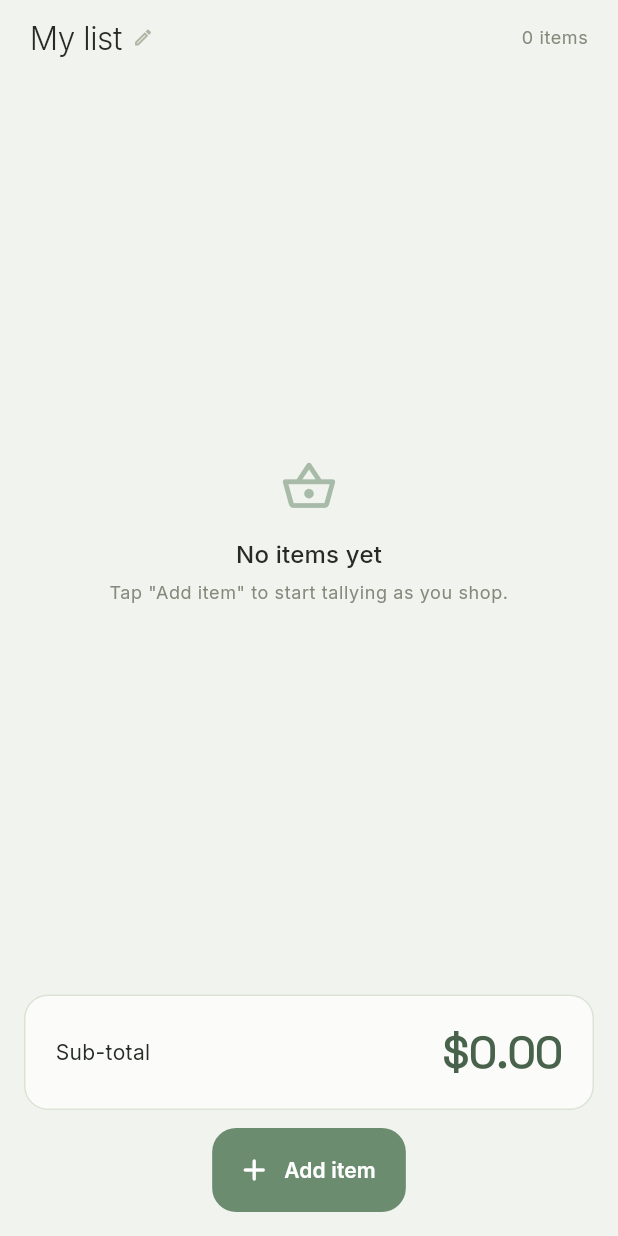
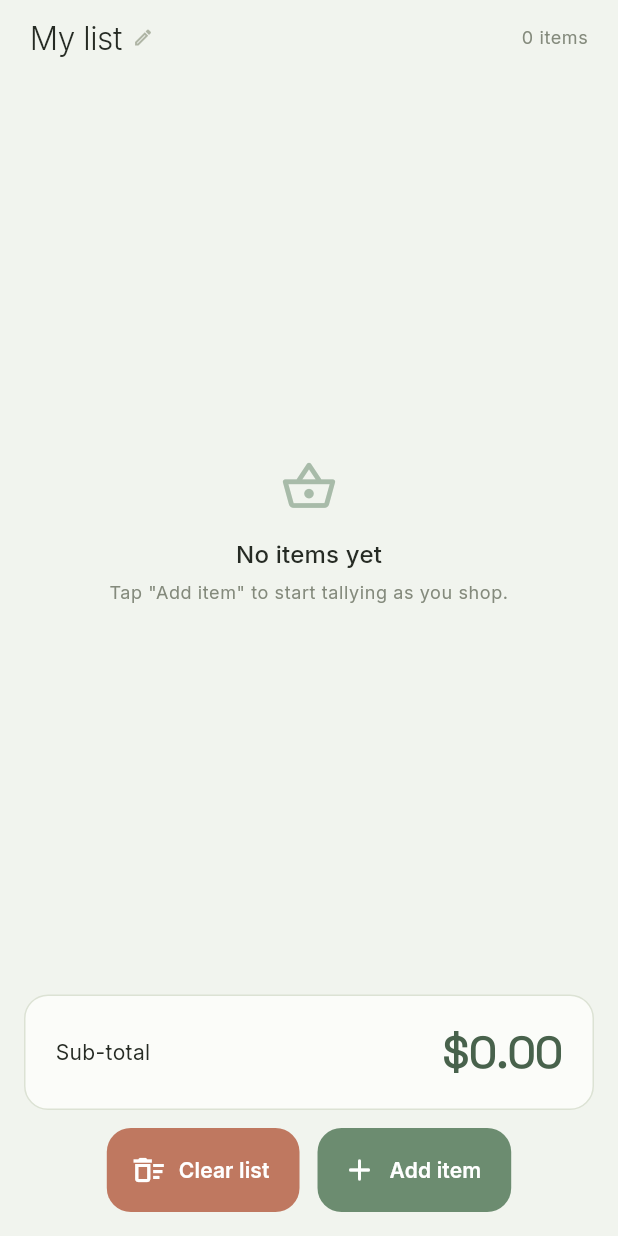
Before and after one commit to rricks4/PreReceipt, a Flutter app: the screen it shows after launch, on a phone screen of 412 x 824 dp. Run offline on Flutter 3.47's test engine with Material 3 defaults, Android fonts, the phone set to English and light mode, and no system bars; our stand-ins replace google_fonts.

Commit message:
clear list func
added clear list and deletion functionality

```diff
--- a/lib/widgets/expense_list.dart
+++ b/lib/widgets/expense_list.dart
@@ -42,6 +42,10 @@ class _ExpenseListState extends State<ExpenseList> {
 
   void _removeItem(ExpenseItem item) {
     setState(() => _items.remove(item));
+  }
+
+  void _clearList() {
+    setState(_items.clear);
   }
 
   Future<void> _editTitle() async {
@@ -140,12 +144,27 @@ class _ExpenseListState extends State<ExpenseList> {
           ],
         ),
       ),
-      floatingActionButton: FloatingActionButton.extended(
-        onPressed: _addItem,
-        backgroundColor: AppColors.sage,
-        foregroundColor: Colors.white,
-        icon: const Icon(Icons.add_rounded),
-        label: const Text('Add item'),
+      floatingActionButton: Row(
+        mainAxisSize: MainAxisSize.min,
+        children: [
+          FloatingActionButton.extended(
+            heroTag: 'clear-list',
+            onPressed: _clearList,
+            backgroundColor: AppColors.terracotta,
+            foregroundColor: Colors.white,
+            icon: const Icon(Icons.delete_sweep_outlined),
+            label: const Text('Clear list'),
+          ),
+          const SizedBox(width: 12),
+          FloatingActionButton.extended(
+            heroTag: 'add-item',
+            onPressed: _addItem,
+            backgroundColor: AppColors.sage,
+            foregroundColor: Colors.white,
+            icon: const Icon(Icons.add_rounded),
+            label: const Text('Add item'),
+          ),
+        ],
       ),
       floatingActionButtonLocation: FloatingActionButtonLocation.centerFloat,
     );
```
Also changed, not shown: lib/widgets/expense_tile.dart (+8 -0 lines), 1 other file.
